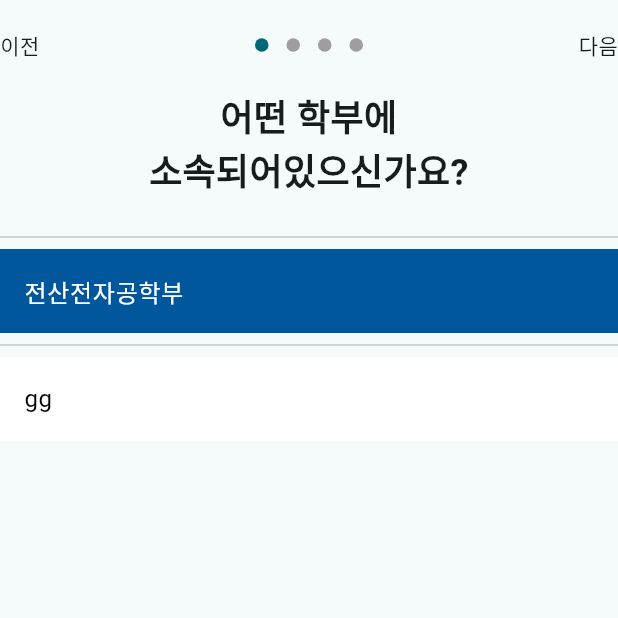
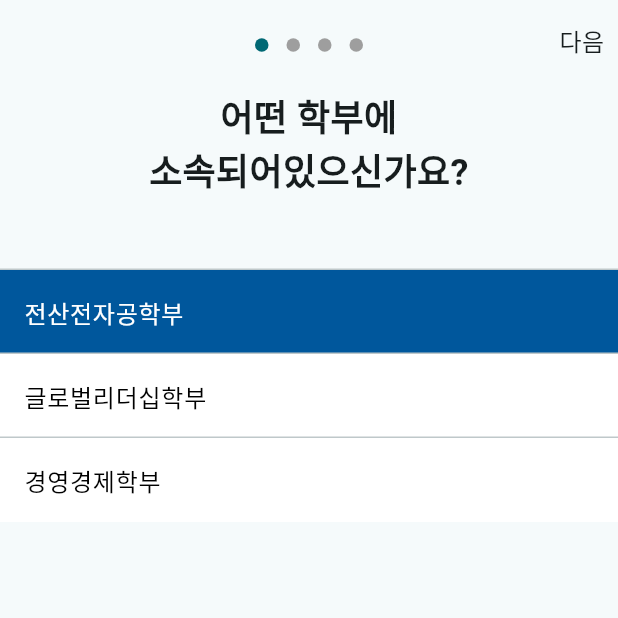
Before and after one commit to hanmo2000110/GraduationLion, a Flutter app: the InitPage screen opened by its route, after a tap on "다음", after a tap on "이전", on a phone screen of 412 x 824 dp, the top half of it. Run offline on Flutter 3.47's test engine with Material 2 defaults, Android fonts, the phone set to English and light mode, and no system bars; drawn by our look-alikes of dots_indicator; our stand-ins replace cloud_firestore, firebase_core, flutter_slidable, freezed_annotation, get; accounts and stored records are empty.

Commit message:
design modify

```diff
--- a/lib/controller/initPageController.dart
+++ b/lib/controller/initPageController.dart
@@ -23,17 +23,13 @@ class InitPageController extends GetxController{
 
   void setSemester(int idx){
     semester.value = idx;
-    print(semester.value);
-    update();
   }
 
   void setEnglishSubmit(int idx){
     englishSubmit.value = idx;
-    update();
   }
 
   void setEnglishGrade(int idx){
     englishGrade.value = idx;
-    update();
   }
 }
--- a/lib/screen/InitPage/department.dart
+++ b/lib/screen/InitPage/department.dart
@@ -14,7 +14,8 @@ class _InitDepartmentPageState extends State<InitDepartmentPage> {
   final InitPageController initPageController = Get.find<InitPageController>();
   List<String> departmentList = [
     '전산전자공학부',
-    'gg'
+    '글로벌리더십학부',
+    '경영경제학부'
   ];
 
   @override
@@ -27,7 +28,7 @@ class _InitDepartmentPageState extends State<InitDepartmentPage> {
     return Column(
       children: [
         const SizedBox(
-          height: 90,
+          height: 120,
           child: Text('어떤 학부에\n소속되어있으신가요?',
             textAlign: TextAlign.center,
             style: TextStyle(
@@ -36,7 +37,7 @@ class _InitDepartmentPageState extends State<InitDepartmentPage> {
             ),
           ),
         ),
-        const Divider(),
+        const Divider(height: 0),
         Expanded(
           child: ListView.separated(
             itemCount: departmentList.length,
@@ -44,13 +45,13 @@ class _InitDepartmentPageState extends State<InitDepartmentPage> {
               return Obx(() => ListTile(
                 title: Text(departmentList[index]),
                 onTap: () => initPageController.setDepartment(index),
-              tileColor: index==initPageController.department.value ? Color(0xff00579C) : Colors.white,
+                tileColor: index==initPageController.department.value ? const Color(0xff00579C) : Colors.white,
                 textColor: index==initPageController.department.value ? Colors.white : Colors.black,
               ));
             },
-          separatorBuilder: (BuildContext context, int index) => const Divider(),
+            separatorBuilder: (BuildContext context, int index) => const Divider(height: 0),
           )
-        )
+        ),
       ],
     );
   }
--- a/lib/screen/InitPage/englishGrade.dart
+++ b/lib/screen/InitPage/englishGrade.dart
@@ -29,7 +29,7 @@ class _InitEnglishGradePageState extends State<InitEnglishGradePage> {
     return Column(
       children: [
         const SizedBox(
-          height: 90,
+          height: 120,
           child: Text('영어 교양 수강 시작\n단계가 무엇인가요?',
             textAlign: TextAlign.center,
             style: TextStyle(
@@ -38,7 +38,7 @@ class _InitEnglishGradePageState extends State<InitEnglishGradePage> {
             ),
           ),
         ),
-        const Divider(),
+        const Divider(height: 0),
         Expanded(
             child: ListView.separated(
               itemCount: gradeList.length,
@@ -50,7 +50,7 @@ class _InitEnglishGradePageState extends State<InitEnglishGradePage> {
                   textColor: index==initPageController.englishGrade.value ? Colors.white : Colors.black,
                 ));
               },
-              separatorBuilder: (BuildContext context, int index) => const Divider(),
+              separatorBuilder: (BuildContext context, int index) => const Divider(height: 0),
             )
         )
       ],
--- a/lib/screen/InitPage/englishSubmit.dart
+++ b/lib/screen/InitPage/englishSubmit.dart
@@ -27,7 +27,7 @@ class _InitEnglishSubmitPageState extends State<InitEnglishSubmitPage> {
     return Column(
       children: [
         const SizedBox(
-          height: 90,
+          height: 120,
           child: Text('졸업 영어 성적을\n제출하셨나요?',
             textAlign: TextAlign.center,
             style: TextStyle(
@@ -36,7 +36,7 @@ class _InitEnglishSubmitPageState extends State<InitEnglishSubmitPage> {
             ),
           ),
         ),
-        const Divider(),
+        const Divider(height: 0),
         Expanded(
             child: ListView.separated(
               itemCount: list.length,
@@ -48,7 +48,7 @@ class _InitEnglishSubmitPageState extends State<InitEnglishSubmitPage> {
                   textColor: index==initPageController.englishSubmit.value ? Colors.white : Colors.black,
                 ));
               },
-              separatorBuilder: (BuildContext context, int index) => const Divider(),
+              separatorBuilder: (BuildContext context, int index) => const Divider(height: 0),
             )
         )
       ],
--- a/lib/screen/InitPage/initPage.dart
+++ b/lib/screen/InitPage/initPage.dart
@@ -36,16 +36,17 @@ class _InitPageState extends State<InitPage> {
                   child: Row(
                     mainAxisAlignment: MainAxisAlignment.spaceBetween,
                     children: [
-                      InkWell(
-                          child: const Text('이전'),
-                          onTap: ()=> _.decreaseIndex()
+                      _.index.value==0 ? const SizedBox(width: 48)
+                      : InkWell(
+                        child: navButton('이전'),
+                        onTap: ()=> _.decreaseIndex()
                       ),
                       DotsIndicator(
                         dotsCount: 4,
                         position: _.index.value,
                       ),
                       InkWell(
-                          child: const Text('다음'),
+                          child: navButton('다음'),
                           onTap: (){
                             if(_.index.value==3){
                               Get.offNamed('/navigation');
@@ -69,6 +70,13 @@ class _InitPageState extends State<InitPage> {
     );
   }
 
+  Widget navButton(String msg){
+    return SizedBox(
+      width: 48, height: 28,
+      child: Text(msg, textAlign: TextAlign.center, style: const TextStyle(fontSize: 16)),
+    );
+  }
+
   Widget _body(idx) {
     switch (idx) {
       case 0:
--- a/lib/screen/InitPage/semester.dart
+++ b/lib/screen/InitPage/semester.dart
@@ -17,7 +17,9 @@ class _InitSemesterPageState extends State<InitSemesterPage> {
 
   @override
   void dispose() {
-    initPageController.setSemester(int.parse(textController.text));
+    if(textController.text.isNotEmpty){
+      initPageController.setSemester(int.parse(textController.text));
+    }
     textController.dispose();
     super.dispose();
   }
@@ -46,13 +48,16 @@ class _InitSemesterPageState extends State<InitSemesterPage> {
           width: 100, height: 120,
           child: TextField(
             controller: textController,
-            decoration: const InputDecoration(
-              border: OutlineInputBorder(
+            decoration: InputDecoration(
+              border: const OutlineInputBorder(
                 borderRadius: BorderRadius.all(Radius.circular(20)),
                 borderSide: BorderSide(color: Color(0xff00579C))
               ),
+              hintText: initPageController.semester.value.toString(),
+              hintStyle: const TextStyle(fontSize: 60),
             ),
-            style: const TextStyle(fontSize: 80),
+            textAlign: TextAlign.center,
+            style: const TextStyle(fontSize: 60),
             keyboardType: TextInputType.number,
             inputFormatters: <TextInputFormatter>[
               FilteringTextInputFormatter.digitsOnly
```
Lines whose indentation alone changed are shown as unchanged.
